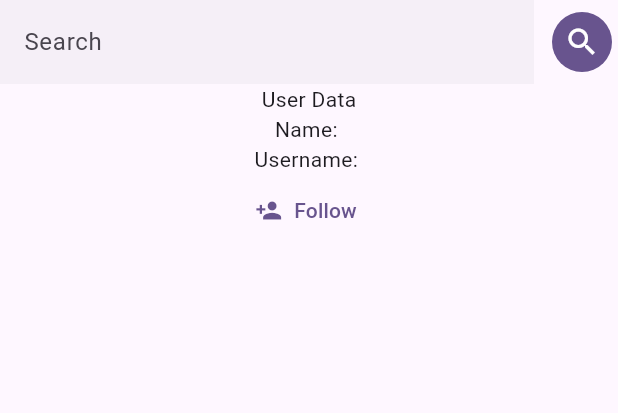
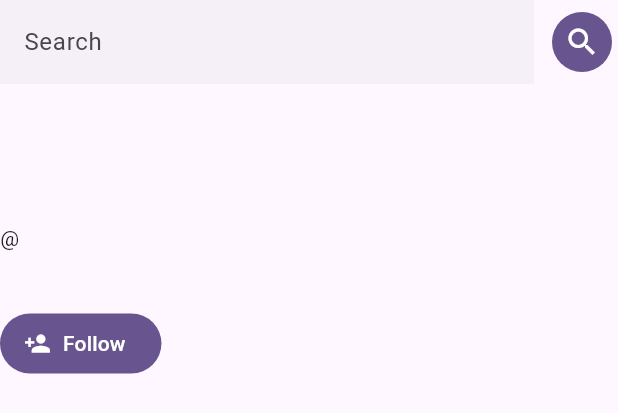
Before and after one commit to okezieuc/roam_mate, a Flutter app: the UserSearch widget shown alone on an empty page, opened directly, after a tap on the "search" icon, on a phone screen of 412 x 824 dp. Shown: the top 413 px of the screen. Run offline on Flutter 3.47's test engine with Material 2 defaults, Android fonts, the phone set to English and light mode, and no system bars; our stand-ins replace cloud_firestore, cloud_functions, firebase_auth, firebase_core, geolocator; accounts and stored records are empty.

Commit message:
refactor: style user search page

```diff
--- a/lib/screens/pages/user_search.dart
+++ b/lib/screens/pages/user_search.dart
@@ -53,6 +53,7 @@ class _UserSearchState extends State<UserSearch> {
   Widget build(BuildContext context) {
     return Center(
         child: Column(
+      crossAxisAlignment: CrossAxisAlignment.start,
       children: [
         Row(
           children: [
@@ -75,7 +76,6 @@ class _UserSearchState extends State<UserSearch> {
                 icon: const Icon(Icons.search)),
           ],
         ),
-        const Text("User Data"),
         loadingFriendsDataStatus == LoadingFriendsDataStatus.loading
             ? const Text("Loading")
             : (loadingFriendsDataStatus == LoadingFriendsDataStatus.loaded
--- a/lib/widgets/user_search/user_profile.dart
+++ b/lib/widgets/user_search/user_profile.dart
@@ -26,15 +26,24 @@ class _UserProfileState extends State<UserProfile> {
 
   @override
   Widget build(BuildContext context) {
-    return Column(
-      children: [
-        Text('Name: ${widget.user.displayName}'),
-        Text('Username: ${widget.user.username}'),
-        TextButton.icon(
-            onPressed: followUser,
-            icon: const Icon(Icons.person_add),
-            label: const Text("Follow"))
-      ],
+    return Padding(
+      padding: const EdgeInsets.only(top: 24),
+      child: Column(
+        crossAxisAlignment: CrossAxisAlignment.start,
+        children: [
+          Text(
+            widget.user.displayName,
+            textAlign: TextAlign.left,
+            style: const TextStyle(fontSize: 48, fontWeight: FontWeight.bold),
+          ),
+          Text('@${widget.user.username}'),
+          const SizedBox(height: 36),
+          FilledButton.icon(
+              onPressed: followUser,
+              icon: const Icon(Icons.person_add),
+              label: const Text("Follow")),
+        ],
+      ),
     );
   }
 }
```
